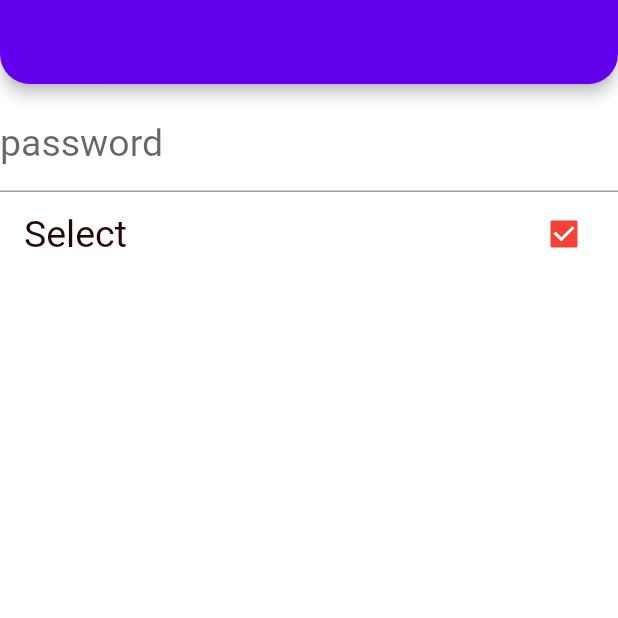
After one commit to eceyarent/flutter_full_learn, a Flutter app: the screen it shows after launch, on a phone screen of 412 x 824 dp, the top half of it. The commit adds this screen. Run offline on Flutter 3.47's test engine with Material 2 defaults, Android fonts, the phone set to English and light mode, and no system bars; our stand-ins replace dio, flutter_spinkit.

Commit message:
#10 update

```diff
--- /dev/null
+++ b/lib/202/theme/light_theme.dart
@@ -0,0 +1,34 @@
+import 'package:flutter/material.dart';
+
+class LightTheme {
+  final _lightColor = _LightColor();
+
+  late ThemeData theme;
+
+  LightTheme() {
+    theme = ThemeData(
+        appBarTheme: AppBarTheme(
+            shape: RoundedRectangleBorder(
+                borderRadius:
+                    BorderRadius.vertical(bottom: Radius.circular(20)))),
+        scaffoldBackgroundColor: Colors.white.withOpacity(0.9),
+        floatingActionButtonTheme:
+            FloatingActionButtonThemeData(backgroundColor: Colors.purple),
+        buttonTheme: ButtonThemeData(
+          colorScheme: ColorScheme.light(
+              onPrimary: Colors.pink, onSecondary: _lightColor.blueMenia),
+        ),
+        colorScheme: ColorScheme.light(),
+        checkboxTheme: CheckboxThemeData(
+          fillColor: MaterialStateProperty.all(Colors.red),
+          side: BorderSide(color: Colors.green),
+        ),
+        textTheme: ThemeData.light().textTheme.copyWith(
+            subtitle1: TextStyle(fontSize: 25, color: _lightColor._textColor)));
+  }
+}
+
+class _LightColor {
+  final Color _textColor = const Color.fromARGB(255, 37, 5, 5);
+  final Color blueMenia = const Color.fromARGB(95, 188, 248, 1);
+}
--- /dev/null
+++ b/lib/202/theme_learn_view.dart
@@ -0,0 +1,26 @@
+import 'package:flutter/material.dart';
+import 'package:flutter_full_learn/demos/password_textfield_view.dart';
+
+class ThemeLearnView extends StatefulWidget {
+  const ThemeLearnView({super.key});
+
+  @override
+  State<ThemeLearnView> createState() => _ThemeLearnViewState();
+}
+
+class _ThemeLearnViewState extends State<ThemeLearnView> {
+  @override
+  Widget build(BuildContext context) => Scaffold(
+        appBar: AppBar(),
+        body: Column(
+          children: [
+            PasswordTextField(),
+            CheckboxListTile(
+              value: true,
+              onChanged: (val) {},
+              title: Text('Select'),
+            )
+          ],
+        ),
+      );
+}
--- /dev/null
+++ b/lib/demos/password_textfield_view.dart
@@ -0,0 +1,45 @@
+import 'package:flutter/material.dart';
+
+class PasswordTextField extends StatefulWidget {
+  const PasswordTextField({super.key, this.controller});
+  final TextEditingController? controller;
+  @override
+  State<PasswordTextField> createState() => _PasswordTextFieldState();
+}
+
+class _PasswordTextFieldState extends State<PasswordTextField> {
+  final _obsecureText = '#';
+  bool _isSecure = true;
+
+  void _changeLoading() {
+    setState(() {
+      _isSecure = !_isSecure;
+    });
+  }
+
+  @override
+  Widget build(BuildContext context) => TextField(
+        controller: widget.controller,
+        autofillHints: const [AutofillHints.password],
+        keyboardType: TextInputType.visiblePassword,
+        obscureText: _isSecure,
+        obscuringCharacter: _obsecureText,
+        decoration: InputDecoration(
+            border: UnderlineInputBorder(),
+            hintText: 'password',
+            suffix: _onVisibilityIcon()),
+      );
+
+  IconButton _onVisibilityIcon() => IconButton(
+        onPressed: _changeLoading,
+        icon: AnimatedCrossFade(
+            firstChild: const Icon(Icons.visibility_outlined),
+            secondChild: const Icon(Icons.visibility_off_outlined),
+            crossFadeState: _isSecure
+                ? CrossFadeState.showFirst
+                : CrossFadeState.showSecond,
+            duration: const Duration(seconds: 2)),
+      );
+  // icon: Icon(_isSecure ? Icons.visibility : Icons.visibility_off),
+
+}
```
Also changed, not shown: lib/202/widget_size_enum_learn_view.dart (added, +33 -0 lines), lib/main.dart (+25 -26 lines).
